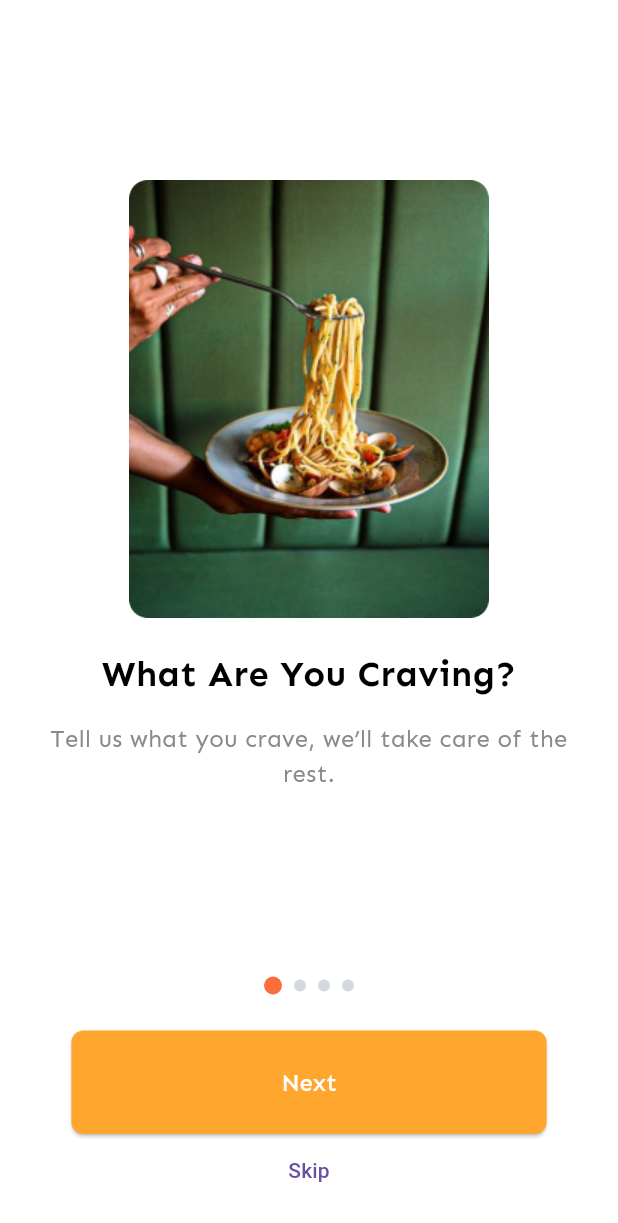
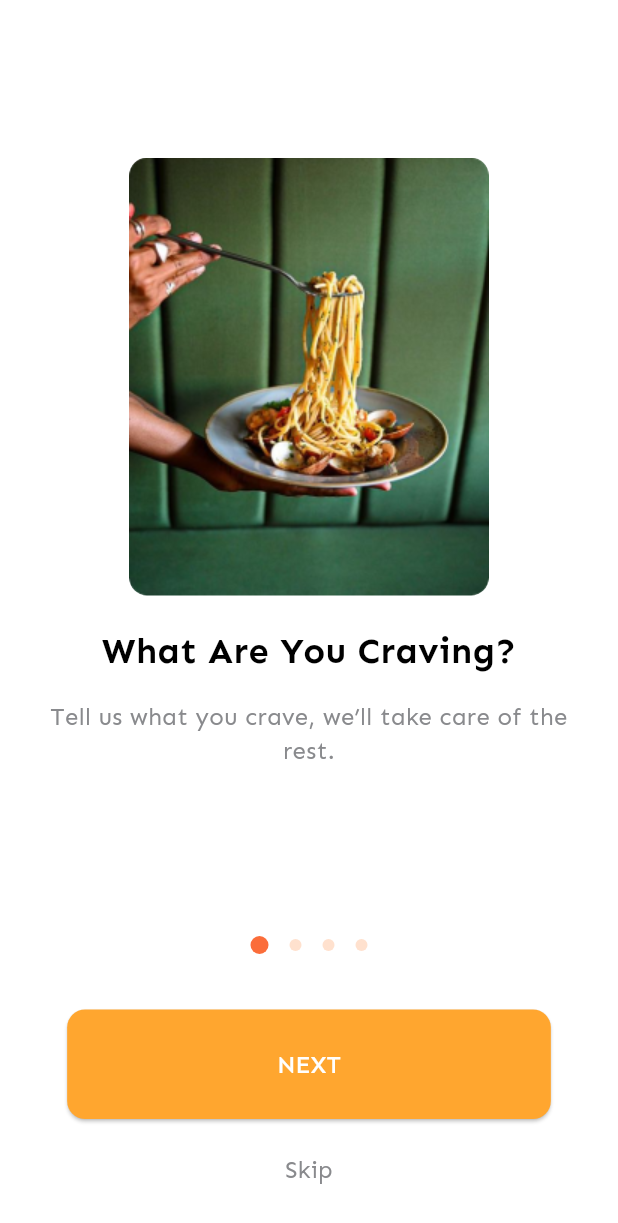
Before and after one commit to khedidijaarbaoui/wineklo, a Flutter app: the screen it shows after launch, on a phone screen of 412 x 824 dp. Shown: the top 1223 px of the screen. Run offline on Flutter 3.47's test engine with Material 3 defaults, Android fonts, the light colour scheme and no system bars.

Commit message:
Update onBoardingPage.dart

```diff
--- a/lib/views/screens/onBoarding/onBoardingPage.dart
+++ b/lib/views/screens/onBoarding/onBoardingPage.dart
@@ -1,7 +1,6 @@
 import 'package:flutter/material.dart';
 import 'onBoardingData.dart';
 import '/views/widgets/onBoarding.dart';
-import '/views/themes/styles/styles.dart';
 import '/views/themes/styles/colors.dart';
 
 class OnboardingPage extends StatefulWidget {
@@ -31,40 +30,65 @@ class _OnboardingPageState extends State<OnboardingPage> {
       body: SafeArea(
         child: Column(
           children: [
+            // Onboarding content
             Expanded(
               child: OnboardingWidget(item: onboardingItems[_currentIndex]),
             ),
+            // Dot indicators
             Row(
               mainAxisAlignment: MainAxisAlignment.center,
               children: List.generate(onboardingItems.length, (index) {
                 return Container(
-                  margin: const EdgeInsets.all(4.0),
+                  margin: const EdgeInsets.all(7.0),
                   width: _currentIndex == index ? 12.0 : 8.0,
                   height: _currentIndex == index ? 12.0 : 8.0,
                   decoration: BoxDecoration(
-                    color: _currentIndex == index ? darkOrangeColor : lightGrayColor,
+                    color: _currentIndex == index ? darkOrangeColor : veryLightOrangeColor,
                     shape: BoxShape.circle,
                   ),
                 );
               }),
             ),
-            const SizedBox(height: 20),
+            const SizedBox(height: 30),
+            // "Next" button
             Padding(
-              padding: const EdgeInsets.symmetric(horizontal: 16.0),
+              padding: const EdgeInsets.symmetric(horizontal: 20.0),
               child: ElevatedButton(
                 onPressed: _onNext,
-                style: primaryButtonStyle,
+                style: ElevatedButton.styleFrom(
+                  backgroundColor: lightOrangeColor, // Button background color
+                  foregroundColor: whiteColor, // Button text color
+                  shape: RoundedRectangleBorder(
+                    borderRadius: BorderRadius.circular(12.0),
+                  ),
+                  padding: const EdgeInsets.symmetric(vertical: 25.0, horizontal: 140.0),
+                ),
                 child: Text(
-                  _currentIndex == onboardingItems.length - 1 ? 'Get Started' : 'Next',
+                  _currentIndex == onboardingItems.length - 1 ? 'GET STARTED' : 'NEXT',
+                  style: const TextStyle(
+                    fontFamily: 'Sen',
+                    fontWeight: FontWeight.w500,
+                    fontSize: 16,
+                  ),
                 ),
               ),
             ),
+            const SizedBox(height: 10),
+            // "Skip" button
             if (_currentIndex < onboardingItems.length - 1)
               TextButton(
                 onPressed: () {
                   Navigator.pushReplacementNamed(context, '/login');
                 },
-                child: const Text('Skip'),
+                child: const Text(
+                  'Skip',
+                  style: TextStyle(
+                    fontFamily: 'Sen',
+                    fontWeight: FontWeight.w400,
+                    fontSize: 16,
+                    color: darkGrayColor,
+                  ),
+                ),
               ),
             const SizedBox(height: 20),
           ],
```
